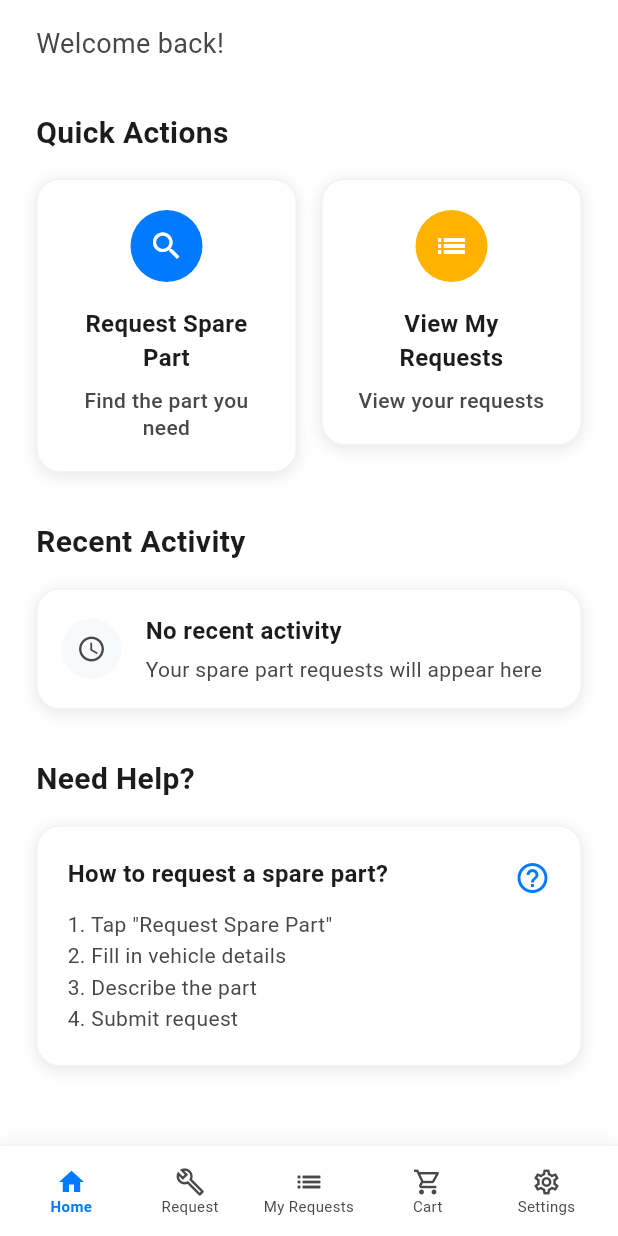
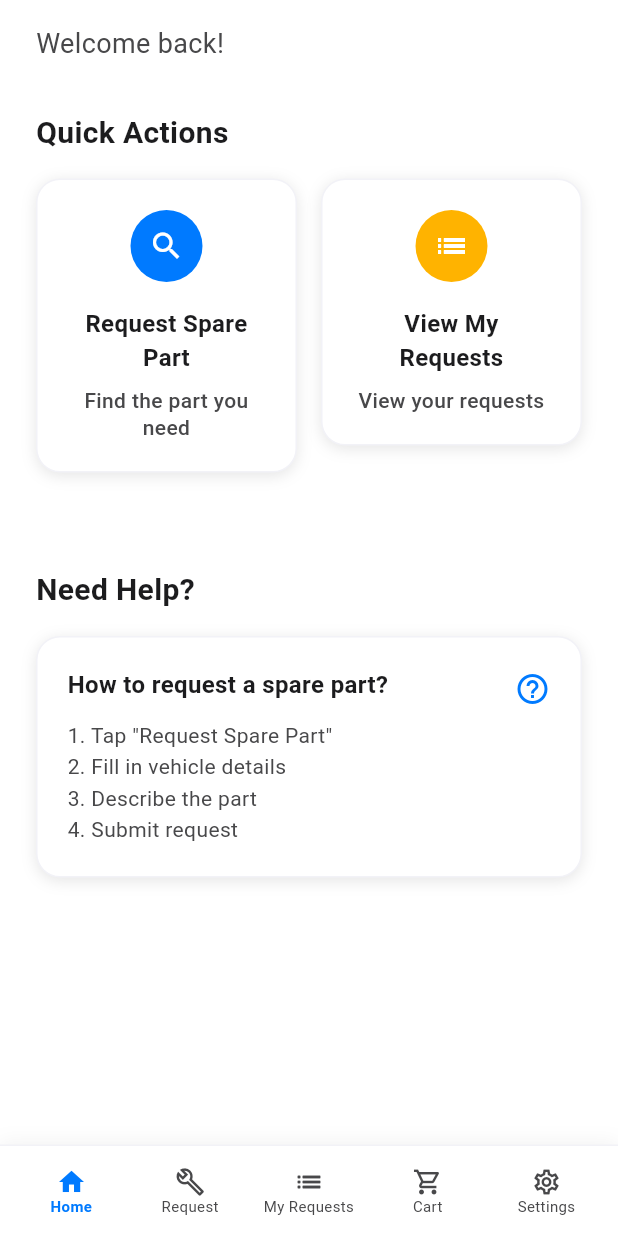
Before and after one commit to Sanjeewa1995/vehicle-part-app, a Flutter app: the HomePage screen opened by its route, on a phone screen of 412 x 824 dp. Run offline on Flutter 3.47's test engine with Material 3 defaults, Android fonts, the phone set to English and light mode, and no system bars; our stand-ins replace dio, equatable, flutter_dotenv, get_it, go_router, image_picker and 1 more; missing offline and left inert: payhere_mobilesdk_flutter; accounts and stored records are empty; network calls fail.

Commit message:
Removed recent activity section.

```diff
--- a/lib/features/home/presentation/pages/home_page.dart
+++ b/lib/features/home/presentation/pages/home_page.dart
@@ -29,7 +29,7 @@ class HomePage extends StatelessWidget {
             const SizedBox(height: 32),
 
             // Recent Activity Section
-            _buildRecentActivity(),
+            // _buildRecentActivity(),
 
             const SizedBox(height: 32),
 
@@ -197,83 +197,83 @@ class HomePage extends StatelessWidget {
     );
   }
 
-  Widget _buildRecentActivity() {
-    return Column(
-      crossAxisAlignment: CrossAxisAlignment.start,
-      children: [
-        Text(
-          'Recent Activity',
-          style: TextStyle(
-            fontSize: 20,
-            fontWeight: FontWeight.bold,
-            color: AppColors.textPrimary,
-          ),
-        ),
-        const SizedBox(height: 16),
-        Container(
-          padding: const EdgeInsets.all(16),
-          decoration: BoxDecoration(
-            color: AppColors.background,
-            borderRadius: BorderRadius.circular(16),
-            border: Border.all(
-              color: AppColors.borderLight,
-              width: 1,
-            ),
-            boxShadow: [
-              BoxShadow(
-                color: AppColors.shadow.withValues(alpha: 0.1),
-                blurRadius: 8,
-                offset: const Offset(0, 2),
-              ),
-            ],
-          ),
-          child: Row(
-            children: [
-              Container(
-                width: 40,
-                height: 40,
-                decoration: BoxDecoration(
-                  color: AppColors.backgroundSecondary,
-                  shape: BoxShape.circle,
-                ),
-                child: Icon(
-                  Icons.access_time_outlined,
-                  size: 20,
-                  color: AppColors.textSecondary,
-                ),
-              ),
-              const SizedBox(width: 16),
-              Expanded(
-                child: Column(
-                  crossAxisAlignment: CrossAxisAlignment.start,
-                  children: [
-                    Text(
-                      'No recent activity',
-                      style: TextStyle(
-                        fontSize: 16,
-                        fontWeight: FontWeight.w600,
-                        color: AppColors.textPrimary,
-                      ),
-                    ),
-                    const SizedBox(height: 4),
-                    Text(
-                      'Your spare part requests will appear here',
-                      style: TextStyle(
-                        fontSize: 14,
-                        fontWeight: FontWeight.normal,
-                        color: AppColors.textSecondary,
-                        height: 1.4,
-                      ),
-                    ),
-                  ],
-                ),
-              ),
-            ],
-          ),
-        ),
-      ],
-    );
-  }
+  // Widget _buildRecentActivity() {
+  //   return Column(
+  //     crossAxisAlignment: CrossAxisAlignment.start,
+  //     children: [
+  //       Text(
+  //         'Recent Activity',
+  //         style: TextStyle(
+  //           fontSize: 20,
+  //           fontWeight: FontWeight.bold,
+  //           color: AppColors.textPrimary,
+  //         ),
+  //       ),
+  //       const SizedBox(height: 16),
+  //       Container(
+  //         padding: const EdgeInsets.all(16),
+  //         decoration: BoxDecoration(
+  //           color: AppColors.background,
+  //           borderRadius: BorderRadius.circular(16),
+  //           border: Border.all(
+  //             color: AppColors.borderLight,
+  //             width: 1,
+  //           ),
+  //           boxShadow: [
+  //             BoxShadow(
+  //               color: AppColors.shadow.withValues(alpha: 0.1),
+  //               blurRadius: 8,
+  //               offset: const Offset(0, 2),
+  //             ),
+  //           ],
+  //         ),
+  //         child: Row(
+  //           children: [
+  //             Container(
+  //               width: 40,
+  //               height: 40,
+  //               decoration: BoxDecoration(
+  //                 color: AppColors.backgroundSecondary,
+  //                 shape: BoxShape.circle,
+  //               ),
+  //               child: Icon(
+  //                 Icons.access_time_outlined,
+  //                 size: 20,
+  //                 color: AppColors.textSecondary,
+  //               ),
+  //             ),
+  //             const SizedBox(width: 16),
+  //             Expanded(
+  //               child: Column(
+  //                 crossAxisAlignment: CrossAxisAlignment.start,
+  //                 children: [
+  //                   Text(
+  //                     'No recent activity',
+  //                     style: TextStyle(
+  //                       fontSize: 16,
+  //                       fontWeight: FontWeight.w600,
+  //                       color: AppColors.textPrimary,
+  //                     ),
+  //                   ),
+  //                   const SizedBox(height: 4),
+  //                   Text(
+  //                     'Your spare part requests will appear here',
+  //                     style: TextStyle(
+  //                       fontSize: 14,
+  //                       fontWeight: FontWeight.normal,
+  //                       color: AppColors.textSecondary,
+  //                       height: 1.4,
+  //                     ),
+  //                   ),
+  //                 ],
+  //               ),
+  //             ),
+  //           ],
+  //         ),
+  //       ),
+  //     ],
+  //   );
+  // }
 
   Widget _buildHelpSection() {
     return Column(
```
